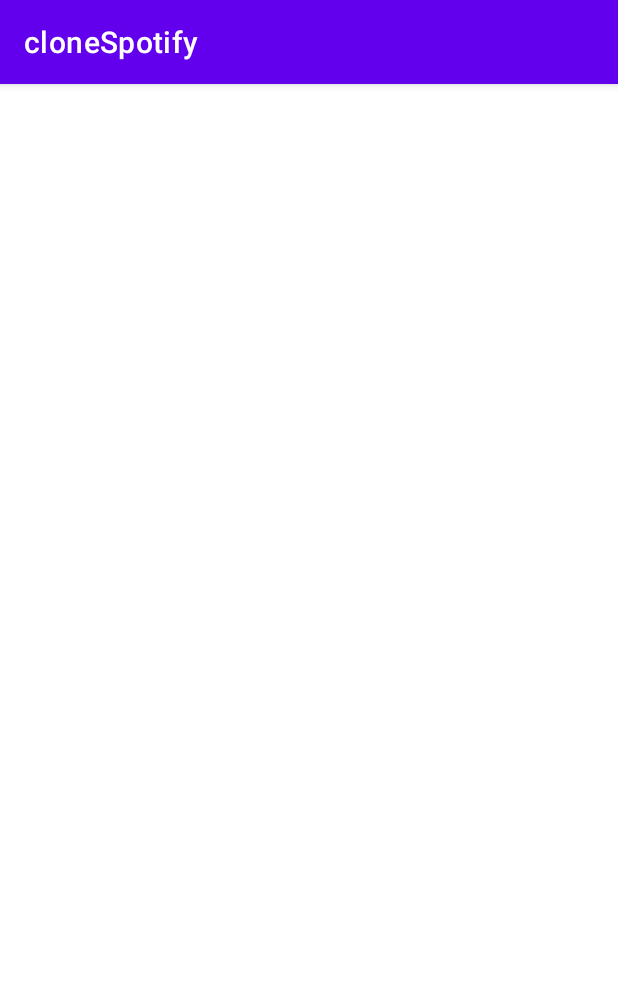
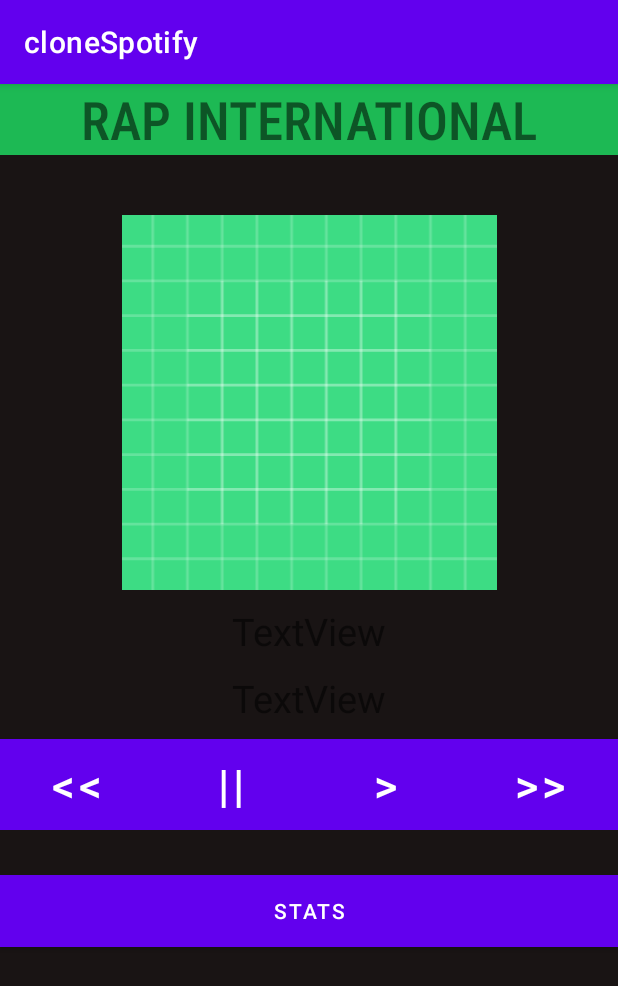
Before and after one commit to qRayne/Clone-Spotify, an Android app: the screen it shows after launch (MainActivity), after a tap on "PLAY", on a phone screen of 412 x 824 dp. Shown: the top 986 px of the screen. Run offline under Robolectric (Android 15) with nearby library versions, the phone set to English and light mode, and no system bars; libraries missing offline, so code that uses them is left out: com.spotify.android, com.spotify.protocol; 2 statements that could not run were skipped.

Commit message:
finished ui for Activity main

```diff
--- a/Code/app/src/main/AndroidManifest.xml
+++ b/Code/app/src/main/AndroidManifest.xml
@@ -9,7 +9,8 @@
         android:roundIcon="@mipmap/ic_launcher_round"
         android:supportsRtl="true"
         android:theme="@style/Theme.CloneSpotify">
-        <activity android:name=".MainActivity"></activity>
+        <activity android:name=".StatsActivity"></activity>
+        <activity android:name=".MainActivity" />
         <activity
             android:name=".StartActivity"
             android:exported="true">
--- a/Code/app/src/main/java/com/example/clonespotify/StartActivity.java
+++ b/Code/app/src/main/java/com/example/clonespotify/StartActivity.java
@@ -9,7 +9,6 @@ import android.view.View;
 import android.widget.Button;
 import android.widget.ImageView;
 
-import java.io.IOException;
 import java.util.Vector;
 
 public class StartActivity extends AppCompatActivity {
@@ -26,8 +25,8 @@ public class StartActivity extends AppCompatActivity {
         setContentView(R.layout.activity_start);
 
         imageView = findViewById(R.id.imageViewCountry);
-        buttonBefore = findViewById(R.id.buttonBefore);
-        buttonAfter = findViewById(R.id.buttonAfter);
+        buttonBefore = findViewById(R.id.buttonBeforeMusic);
+        buttonAfter = findViewById(R.id.buttonAfterMusic);
         buttonPlay = findViewById(R.id.buttonPlay);
         buttonHistory = findViewById(R.id.buttonHistory);
 
--- /dev/null
+++ b/Code/app/src/main/java/com/example/clonespotify/StatsActivity.java
@@ -0,0 +1,14 @@
+package com.example.clonespotify;
+
+import androidx.appcompat.app.AppCompatActivity;
+
+import android.os.Bundle;
+
+public class StatsActivity extends AppCompatActivity {
+
+    @Override
+    protected void onCreate(Bundle savedInstanceState) {
+        super.onCreate(savedInstanceState);
+        setContentView(R.layout.activity_stats);
+    }
+}
--- a/Code/app/src/main/res/layout/activity_main.xml
+++ b/Code/app/src/main/res/layout/activity_main.xml
@@ -5,5 +5,95 @@
     android:id="@+id/parent"
     android:layout_width="match_parent"
     android:layout_height="match_parent"
+    android:background="#191414"
     android:orientation="vertical"
-    tools:context=".MainActivity" />
+    tools:context=".MainActivity">
+
+    <TextView
+        android:id="@+id/titleApp2"
+        android:layout_width="match_parent"
+        android:layout_height="wrap_content"
+        android:background="#1DB954"
+        android:fontFamily="sans-serif-condensed-medium"
+        android:text="RAP INTERNATIONAL"
+        android:textAlignment="center"
+        android:textSize="35sp" />
+
+    <ImageView
+        android:id="@+id/imageViewCountry3"
+        android:layout_width="match_parent"
+        android:layout_height="250dp"
+        android:translationY="40dp"
+        app:srcCompat="@drawable/ic_launcher_background" />
+
+    <TextView
+        android:id="@+id/textViewArtiste"
+        android:layout_width="match_parent"
+        android:layout_height="wrap_content"
+        android:text="TextView"
+        android:textAlignment="center"
+        android:textSize="25sp"
+        android:translationY="50sp" />
+
+    <TextView
+        android:id="@+id/textViewChanson"
+        android:layout_width="match_parent"
+        android:layout_height="wrap_content"
+        android:text="TextView"
+        android:textAlignment="center"
+        android:textSize="25sp"
+        android:translationY="60sp" />
+
+    <LinearLayout
+        android:layout_width="match_parent"
+        android:layout_height="wrap_content"
+        android:orientation="horizontal"
+        android:translationY="70sp">
+
+        <Button
+            android:id="@+id/buttonBeforeMusic"
+            android:layout_width="wrap_content"
+            android:layout_height="wrap_content"
+            android:layout_weight="1"
+            android:background="@color/green_spotify"
+            android:text="@string/before"
+            android:textSize="30sp" />
+
+        <Button
+            android:id="@+id/buttonPauseMusic"
+            android:layout_width="wrap_content"
+            android:layout_height="wrap_content"
+            android:layout_weight="1"
+            android:background="@color/green_spotify"
+            android:text="@string/pause"
+            android:textSize="30sp" />
+
+        <Button
+            android:id="@+id/buttonPlayMusic"
+            android:layout_width="wrap_content"
+            android:layout_height="wrap_content"
+            android:layout_weight="1"
+            android:background="@color/green_spotify"
+            android:text="@string/play"
+            android:textSize="30sp" />
+
+        <Button
+            android:id="@+id/buttonAfterMusic"
+            android:layout_width="wrap_content"
+            android:layout_height="wrap_content"
+            android:layout_weight="1"
+            android:background="#1DB954"
+            android:text="@string/next"
+            android:textSize="30sp" />
+
+    </LinearLayout>
+
+    <Button
+        android:id="@+id/buttonStats"
+        android:layout_width="match_parent"
+        android:layout_height="wrap_content"
+        android:background="@color/green_spotify"
+        android:text="Stats"
+        android:translationY="100dp" />
+
+</LinearLayout>
--- a/Code/app/src/main/res/layout/activity_start.xml
+++ b/Code/app/src/main/res/layout/activity_start.xml
@@ -45,7 +45,7 @@
         android:translationY="70dp">
 
         <Button
-            android:id="@+id/buttonBefore"
+            android:id="@+id/buttonBeforeMusic"
             android:layout_width="wrap_content"
             android:layout_height="wrap_content"
             android:layout_weight="1"
@@ -53,7 +53,7 @@
             android:text="BEFORE" />
 
         <Button
-            android:id="@+id/buttonAfter"
+            android:id="@+id/buttonAfterMusic"
             android:layout_width="wrap_content"
             android:layout_height="wrap_content"
             android:layout_weight="1"
--- /dev/null
+++ b/Code/app/src/main/res/layout/activity_stats.xml
@@ -0,0 +1,9 @@
+<?xml version="1.0" encoding="utf-8"?>
+<androidx.constraintlayout.widget.ConstraintLayout xmlns:android="http://schemas.android.com/apk/res/android"
+    xmlns:app="http://schemas.android.com/apk/res-auto"
+    xmlns:tools="http://schemas.android.com/tools"
+    android:layout_width="match_parent"
+    android:layout_height="match_parent"
+    tools:context=".StatsActivity">
+
+</androidx.constraintlayout.widget.ConstraintLayout>
--- a/Code/app/src/main/res/values/strings.xml
+++ b/Code/app/src/main/res/values/strings.xml
@@ -1,3 +1,7 @@
 <resources>
     <string name="app_name">cloneSpotify</string>
+    <string name="before"><![CDATA[<<]]></string>
+    <string name="pause">||</string>
+    <string name="play"><![CDATA[>]]></string>
+    <string name="next"><![CDATA[>>]]></string>
 </resources>
```
